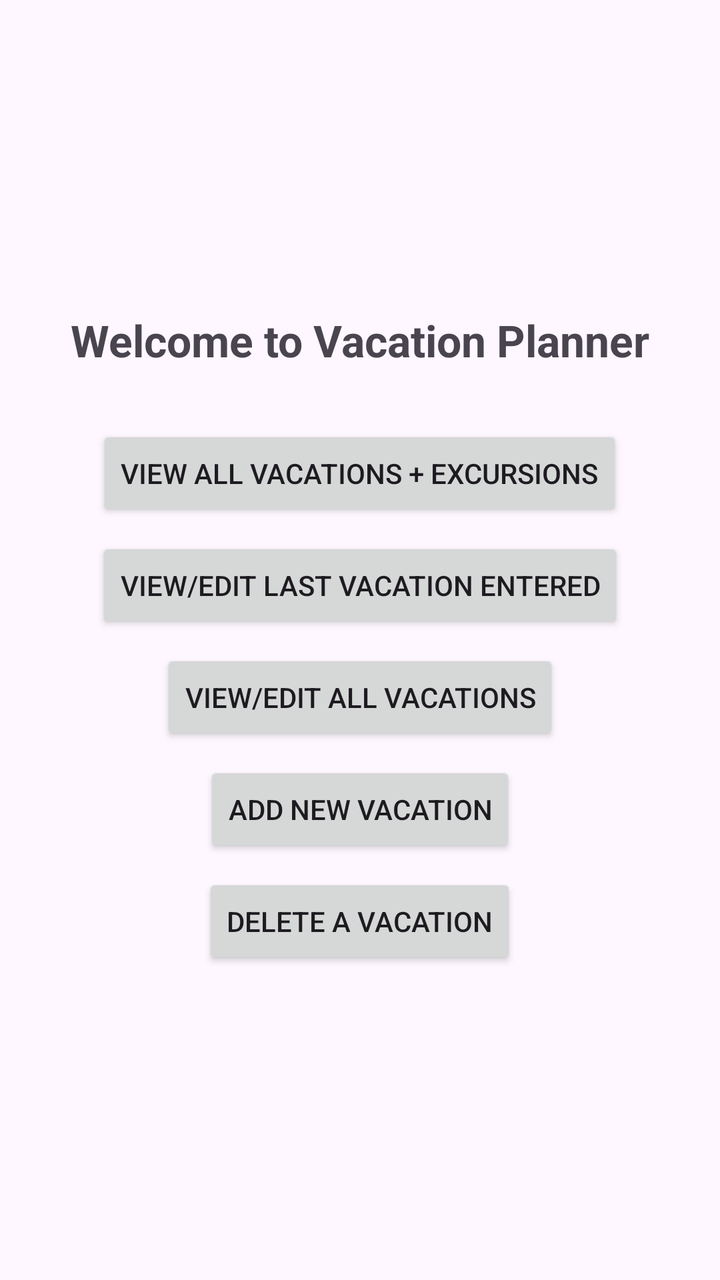
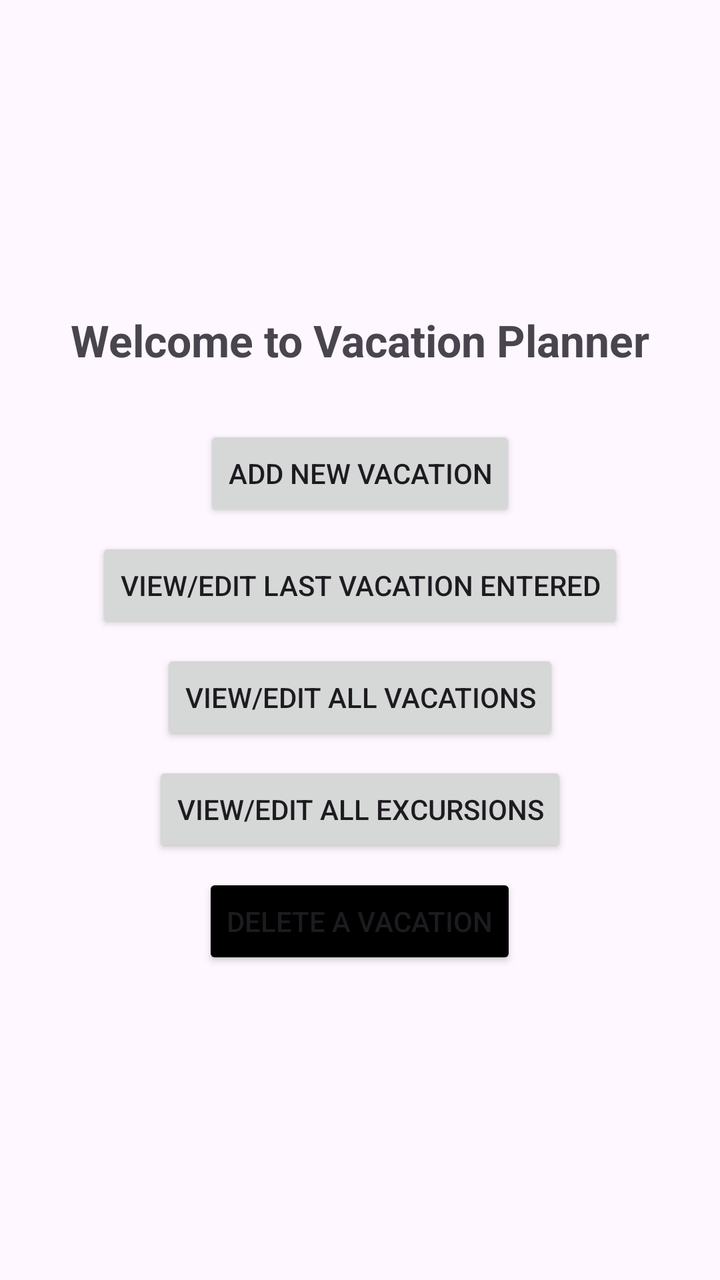

An Android layout rendered at two revisions. The XML below is the earlier revision; the diff shows what the commit changed to produce the second picture.
<!-- AndroidManifest.xml: application theme Theme.D308VacationPlanner -->
<!-- res/layout/activity_main.xml -->
<LinearLayout xmlns:android="http://schemas.android.com/apk/res/android"
    android:layout_width="match_parent"
    android:layout_height="match_parent"
    android:gravity="center"
    android:orientation="vertical"
    android:padding="16dp">

    <TextView
        android:id="@+id/welcomeText"
        android:layout_width="wrap_content"
        android:layout_height="wrap_content"
        android:text="Welcome to Vacation Planner"
        android:textSize="22sp"
        android:textStyle="bold"
        android:paddingBottom="20dp"/>

    <Button
        android:id="@+id/buttonViewAllVacations"
        android:layout_width="wrap_content"
        android:layout_height="48dp"
        android:text="View All Vacations + Excursions"
        android:layout_marginTop="8dp" />

    <Button
        android:id="@+id/buttonViewDetails"
        android:layout_width="wrap_content"
        android:layout_height="48dp"
        android:text="View/Edit Last Vacation Entered"
        android:layout_marginTop="8dp" />

    <Button
        android:id="@+id/buttonEditVacation"
        android:layout_width="wrap_content"
        android:layout_height="48dp"
        android:text="View/Edit All Vacations"
        android:layout_marginTop="8dp" />

    <Button
        android:id="@+id/buttonAddVacation"
        android:layout_width="wrap_content"
        android:layout_height="48dp"
        android:text="Add New Vacation"
        android:layout_marginTop="8dp" />

    <Button
        android:id="@+id/buttonDeleteVacation"
        android:layout_width="wrap_content"
        android:layout_height="48dp"
        android:text="Delete a Vacation"
        android:layout_marginTop="8dp" />

</LinearLayout>
<!-- resources referenced by this layout -->
<resources>
  <style name="Theme.D308VacationPlanner" parent="Base.Theme.D308VacationPlanner" />
  <style name="Base.Theme.D308VacationPlanner" parent="Theme.Material3.DayNight">
          
          <item name="colorPrimary">@color/colorPrimary</item>
      </style>
  <color name="colorPrimary">#002147</color>
</resources>

<!-- the commit's change to res/layout/activity_main.xml (unified diff, before → after) -->
@@ -15,10 +15,10 @@
         android:paddingBottom="20dp"/>
 
     <Button
-        android:id="@+id/buttonViewAllVacations"
+        android:id="@+id/buttonAddVacation"
         android:layout_width="wrap_content"
         android:layout_height="48dp"
-        android:text="View All Vacations + Excursions"
+        android:text="Add New Vacation"
         android:layout_marginTop="8dp" />
 
     <Button
@@ -36,10 +36,10 @@
         android:layout_marginTop="8dp" />
 
     <Button
-        android:id="@+id/buttonAddVacation"
+        android:id="@+id/buttonViewAllVacations"
         android:layout_width="wrap_content"
         android:layout_height="48dp"
-        android:text="Add New Vacation"
+        android:text="View/Edit All Excursions"
         android:layout_marginTop="8dp" />
 
     <Button
@@ -47,6 +47,7 @@
         android:layout_width="wrap_content"
         android:layout_height="48dp"
         android:text="Delete a Vacation"
+        android:backgroundTint="@color/black"
         android:layout_marginTop="8dp" />
 
 </LinearLayout>
<!-- resource entries referenced after the edit -->
@@ -1,5 +1,6 @@
 <!-- resources referenced by this layout -->
 <resources>
+  <color name="black">#FF000000</color>
   <style name="Theme.D308VacationPlanner" parent="Base.Theme.D308VacationPlanner" />
   <style name="Base.Theme.D308VacationPlanner" parent="Theme.Material3.DayNight">
           
